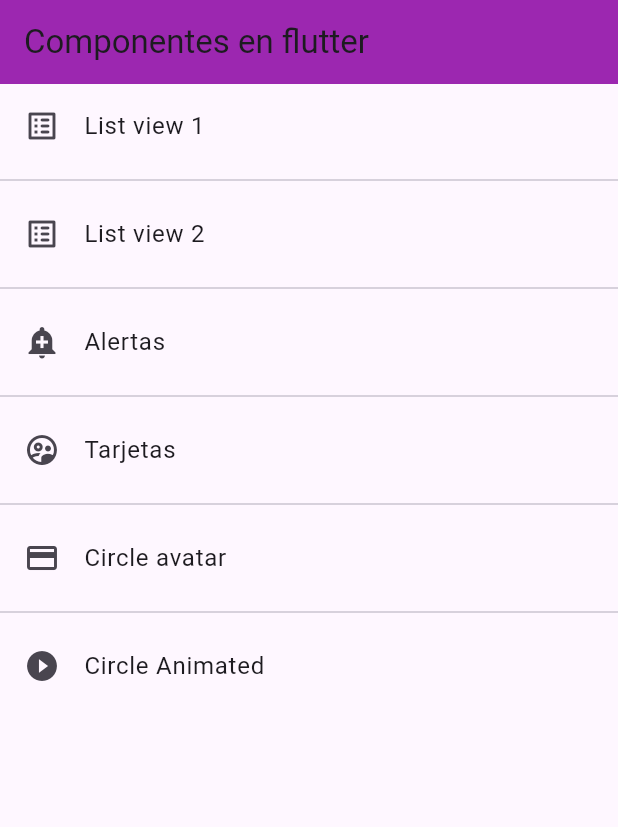
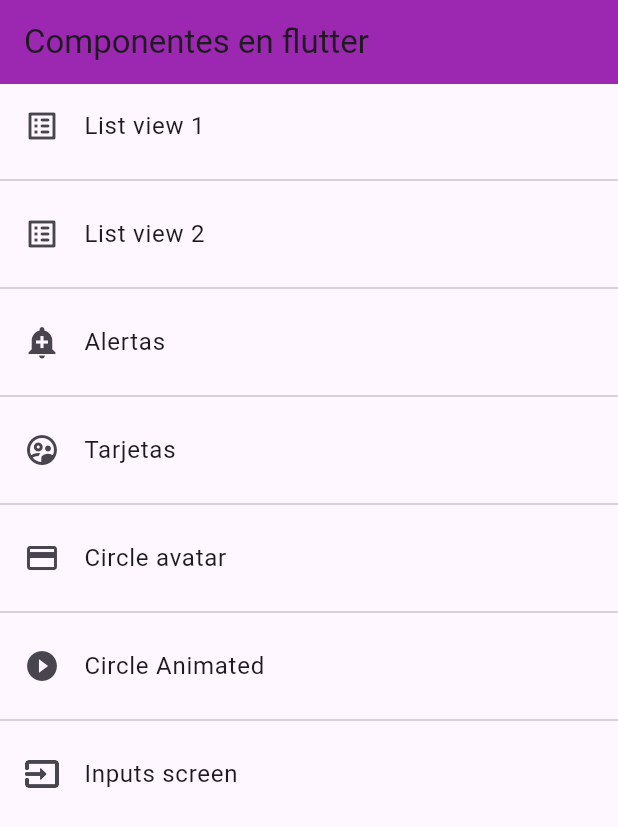
Before and after one commit to x4leqxinn/components-flutter, a Flutter app: the screen it shows after launch, on a phone screen of 412 x 824 dp. Shown: the top 827 px of the screen. Run offline on Flutter 3.47's test engine with Material 3 defaults, Android fonts, the phone set to English and light mode, and no system bars.

```diff
--- a/lib/router/app_routes.dart
+++ b/lib/router/app_routes.dart
@@ -36,6 +36,11 @@ class AppRoutes {
         name: 'Circle Animated',
         screen: const AnimatedScreen(),
         icon: Icons.play_circle_fill_outlined),
+    MenuOption(
+        route: 'inputs',
+        name: 'Inputs screen',
+        screen: const InputsScreen(),
+        icon: Icons.input_outlined),
   ];
 
   static Map<String, Widget Function(BuildContext)> getAppRoutes() {
--- a/lib/screens/screens.dart
+++ b/lib/screens/screens.dart
@@ -1,3 +1,4 @@
+export 'package:fl_components/screens/inputs_screen.dart';
 export 'package:fl_components/screens/animated_screen.dart';
 export 'package:fl_components/screens/avatar_screen.dart';
 export 'package:fl_components/screens/alert_screen.dart';
```
Also changed, not shown: lib/screens/inputs_screen.dart (added, +29 -0 lines).
